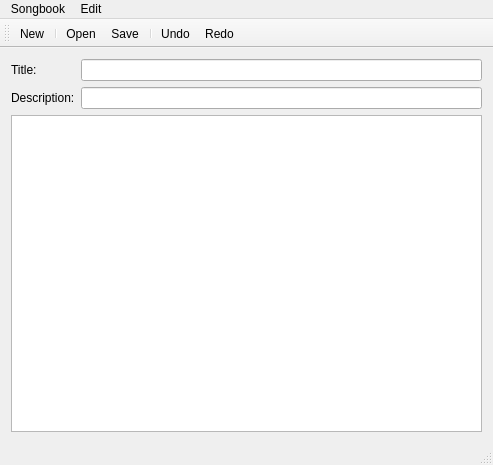
Before: the Qt Designer form ui/SongbookEditor.ui in uiii/LatexSongbook, drawn with Qt 5.
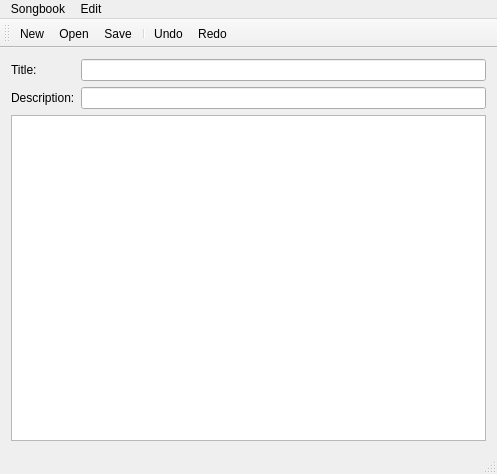
After: the same form once the commit is applied.

What changed in the file:
```diff
--- a/ui/SongbookEditor.ui
+++ b/ui/SongbookEditor.ui
@@ -6,8 +6,8 @@
    <rect>
     <x>0</x>
     <y>0</y>
-    <width>493</width>
-    <height>465</height>
+    <width>497</width>
+    <height>474</height>
    </rect>
   </property>
   <property name="acceptDrops">
@@ -43,7 +43,32 @@
      </widget>
     </item>
     <item row="2" column="0" colspan="2">
-     <widget class="QTableView" name="songTable"/>
+     <widget class="QTableView" name="songs">
+      <property name="editTriggers">
+       <set>QAbstractItemView::NoEditTriggers</set>
+      </property>
+      <property name="dragEnabled">
+       <bool>true</bool>
+      </property>
+      <property name="alternatingRowColors">
+       <bool>true</bool>
+      </property>
+      <property name="selectionBehavior">
+       <enum>QAbstractItemView::SelectRows</enum>
+      </property>
+      <property name="showGrid">
+       <bool>true</bool>
+      </property>
+      <property name="wordWrap">
+       <bool>false</bool>
+      </property>
+      <attribute name="horizontalHeaderStretchLastSection">
+       <bool>true</bool>
+      </attribute>
+      <attribute name="verticalHeaderVisible">
+       <bool>false</bool>
+      </attribute>
+     </widget>
     </item>
    </layout>
   </widget>
@@ -52,8 +77,8 @@
     <rect>
      <x>0</x>
      <y>0</y>
-     <width>493</width>
-     <height>21</height>
+     <width>497</width>
+     <height>19</height>
     </rect>
    </property>
    <widget class="QMenu" name="menuSong">
@@ -89,8 +114,8 @@
    </property>
    <property name="iconSize">
     <size>
-     <width>16</width>
-     <height>16</height>
+     <width>24</width>
+     <height>24</height>
     </size>
    </property>
    <property name="toolButtonStyle">
@@ -103,7 +128,6 @@
     <bool>false</bool>
    </attribute>
    <addaction name="actionNew"/>
-   <addaction name="separator"/>
    <addaction name="actionOpen"/>
    <addaction name="actionSave"/>
    <addaction name="separator"/>
```
Left out of the diff: 25 changed lines with no effect on the pictures.
